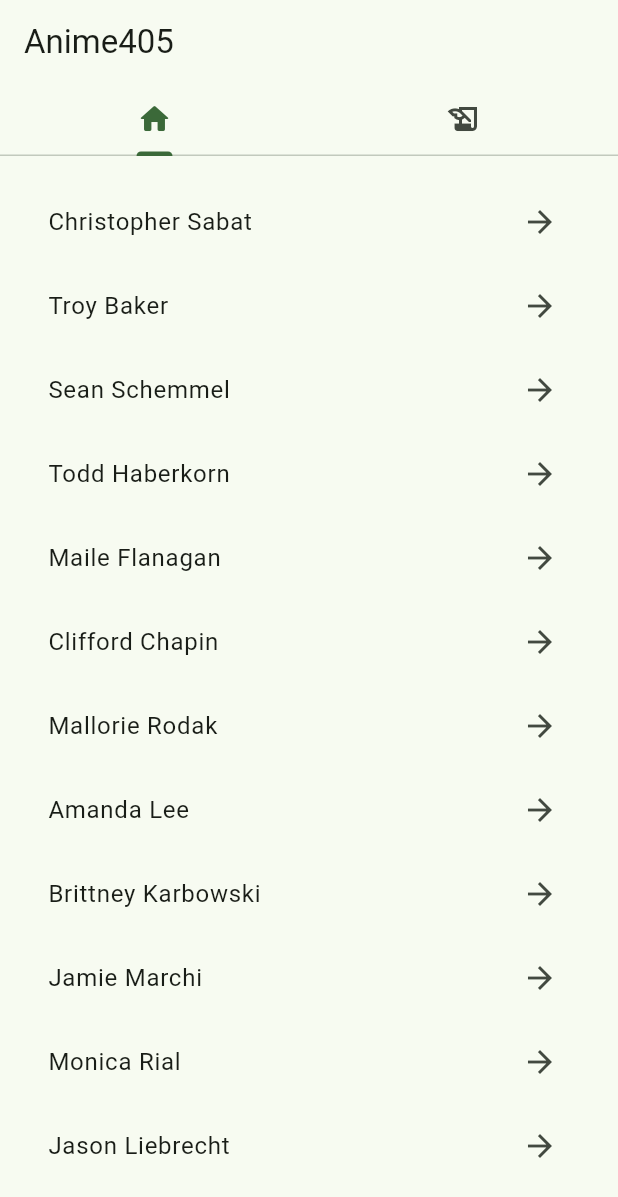
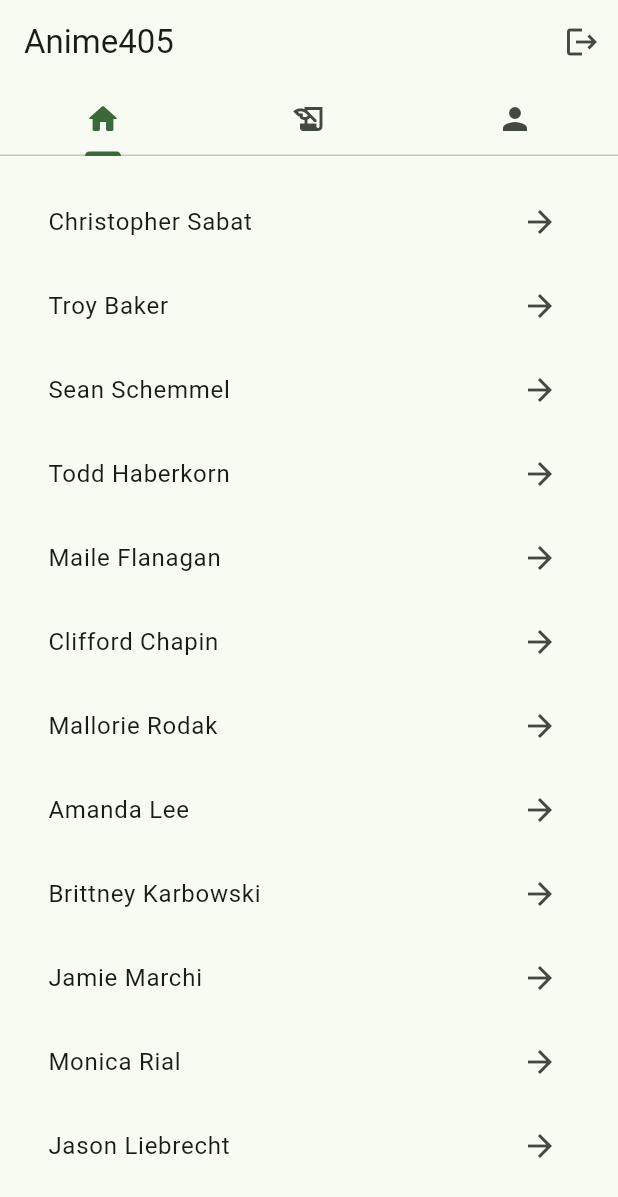
Before and after one commit to birdwell/anime_convention, a Flutter app: the HomePage screen opened directly, on a phone screen of 412 x 824 dp. Shown: the top 1197 px of the screen. Run offline on Flutter 3.47's test engine with Material 3 defaults, Android fonts, the light colour scheme and no system bars; our stand-ins replace built_collection, cached_network_image, flutter_riverpod, flutter_secure_storage, fluttertoast, hive_flutter and 4 more; missing offline and left inert: ferry, ferry_hive_store, flutter_appauth, gql_http_link; accounts and stored records are empty; generated files the repository leaves out were written again.

Commit message:
Add authentication and profile features
- Implemented a new auth state management system.
- Added login/logout functionality with secure token storage.
- Created a Profile page with logout option.
- Updated HomePage to include a Profile tab in the navigation.
- Enhanced SignedCharacterWidget to display voice actor information.

```diff
--- a/lib/features/character/widgets/character_appbar_widget.dart
+++ b/lib/features/character/widgets/character_appbar_widget.dart
@@ -12,7 +12,6 @@ class CharacterAppbarWidget extends StatelessWidget {
   @override
   Widget build(BuildContext context) {
     final imageUrl = character.image?.large;
-    final shows = character.media?.nodes;
     final siteUrl = character.siteUrl;
 
     return SliverAppBar(
--- a/lib/features/home/view/home_page.dart
+++ b/lib/features/home/view/home_page.dart
@@ -1,6 +1,7 @@
 import 'package:anime_convention/features/home/view/home_view.dart';
 import 'package:anime_convention/features/home/view/signed_characters_page.dart';
 import 'package:anime_convention/features/home/widgets/home_body.dart';
+import 'package:anime_convention/features/profile/view/profile_page.dart';
 import 'package:flutter/cupertino.dart';
 import 'package:flutter/material.dart';
 
@@ -56,6 +57,12 @@ class HomePage extends StatelessWidget {
                 child: Icon(CupertinoIcons.signature),
               ),
             ),
+            BottomNavigationBarItem(
+              icon: Padding(
+                padding: EdgeInsets.only(top: 8.0),
+                child: Icon(CupertinoIcons.profile_circled),
+              ),
+            ),
           ],
         ),
         tabBuilder: (context, index) {
@@ -64,6 +71,8 @@ class HomePage extends StatelessWidget {
               return AppleTabView(child: HomeView());
             case 1:
               return AppleTabView(child: SignedCharactersPage());
+            case 2:
+              return AppleTabView(child: ProfilePage());
             default:
               return AppleTabView(child: SignedCharactersPage());
           }
@@ -72,7 +81,7 @@ class HomePage extends StatelessWidget {
     }
 
     return DefaultTabController(
-      length: 2,
+      length: 3,
       child: Scaffold(
         appBar: AppBar(
           title: const Text('Anime405'),
@@ -80,14 +89,22 @@ class HomePage extends StatelessWidget {
             tabs: [
               Tab(icon: Icon(Icons.home_rounded)),
               Tab(icon: Icon(Icons.history_edu)),
+              Tab(icon: Icon(Icons.person)),
             ],
           ),
+          actions: [
+            IconButton(
+              onPressed: () {},
+              icon: const Icon(Icons.logout),
+            ),
+          ],
         ),
         body: const SafeArea(
           child: TabBarView(
             children: [
               HomeBody(),
               SignedCharactersPage(),
+              ProfilePage(),
             ],
           ),
         ),
--- a/lib/main.dart
+++ b/lib/main.dart
@@ -24,7 +24,7 @@ void main() async {
   runApp(
     ProviderScope(
       overrides: [
-        authStateProvider.overrideWith((_) => savedToken),
+        initialTokenProvider.overrideWith((_) => savedToken),
         cacheProvider.overrideWith((_) => cache),
       ],
       child: const MyApp(),
```
Also changed, not shown: lib/features/auth/provider/auth_provider.dart (+20 -2 lines), lib/features/auth/widgets/login_widget.dart (+5 -5 lines), lib/features/home/widgets/signed_character_widget.dart (+7 -1 lines), lib/features/profile/view/profile_page.dart (added, +63 -0 lines), lib/features/auth/provider/auth_provider.g.dart (added), 1 other file.
